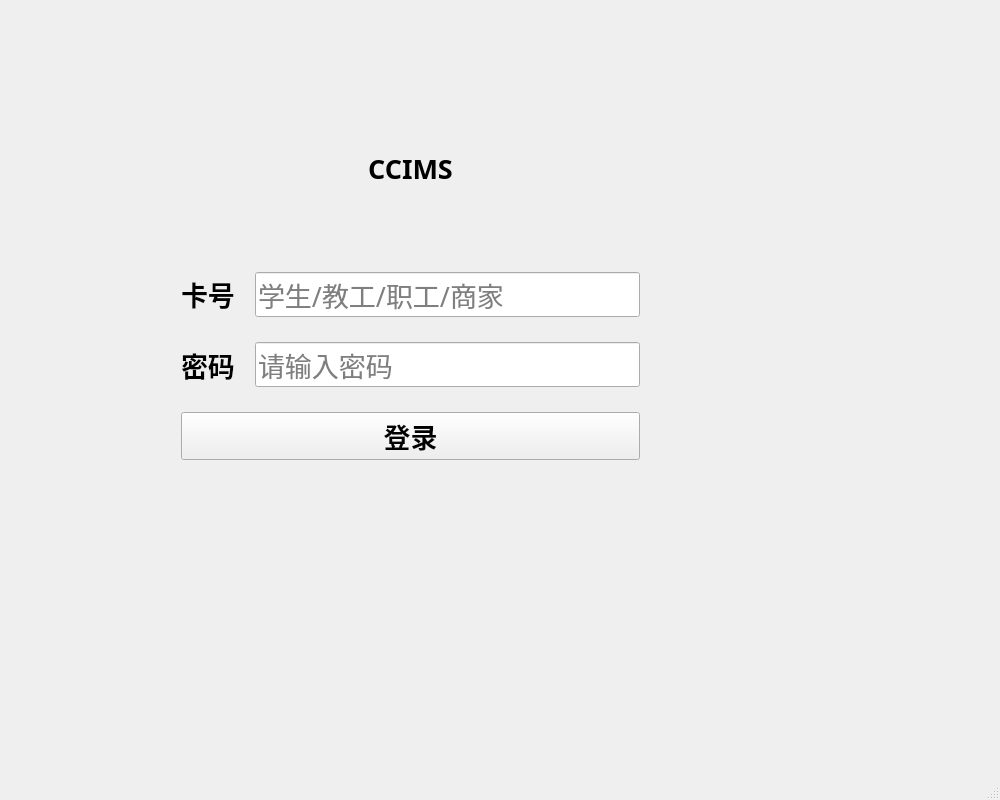
This is mainwindow.ui in liuweiky/CCIMS as Qt 5 draws it before an edit. The edited form follows.
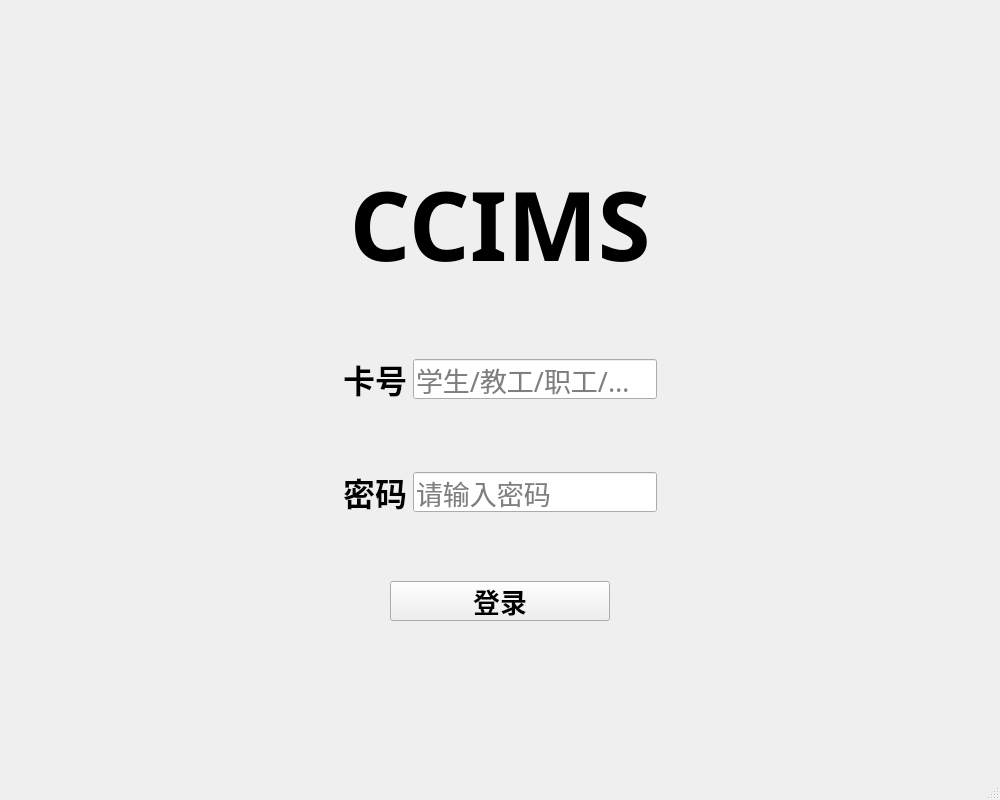
This is the edited form.

```diff
--- a/mainwindow.ui
+++ b/mainwindow.ui
@@ -6,8 +6,8 @@
    <rect>
     <x>0</x>
     <y>0</y>
-    <width>794</width>
-    <height>647</height>
+    <width>1000</width>
+    <height>800</height>
    </rect>
   </property>
   <property name="minimumSize">
@@ -20,23 +20,39 @@
    <string>MainWindow</string>
   </property>
   <widget class="QWidget" name="centralWidget">
-   <widget class="QWidget" name="verticalLayoutWidget">
-    <property name="geometry">
-     <rect>
-      <x>170</x>
-      <y>80</y>
-      <width>481</width>
-      <height>391</height>
-     </rect>
-    </property>
-    <layout class="QVBoxLayout" name="verticalLayout">
-     <property name="spacing">
-      <number>25</number>
-     </property>
-     <property name="sizeConstraint">
-      <enum>QLayout::SetMinAndMaxSize</enum>
-     </property>
-     <item>
+   <layout class="QGridLayout" name="gridLayout_2">
+    <item row="0" column="1">
+     <spacer name="verticalSpacer">
+      <property name="orientation">
+       <enum>Qt::Vertical</enum>
+      </property>
+      <property name="sizeHint" stdset="0">
+       <size>
+        <width>20</width>
+        <height>148</height>
+       </size>
+      </property>
+     </spacer>
+    </item>
+    <item row="1" column="0">
+     <spacer name="horizontalSpacer_7">
+      <property name="orientation">
+       <enum>Qt::Horizontal</enum>
+      </property>
+      <property name="sizeHint" stdset="0">
+       <size>
+        <width>290</width>
+        <height>20</height>
+       </size>
+      </property>
+     </spacer>
+    </item>
+    <item row="1" column="1">
+     <layout class="QGridLayout" name="gridLayout">
+      <property name="verticalSpacing">
+       <number>65</number>
+      </property>
+      <item row="0" column="0">
       <widget class="QLabel" name="label_3">
        <property name="font">
         <font>
@@ -47,15 +63,25 @@
         </font>
        </property>
        <property name="text">
-        <string>&lt;html&gt;&lt;head/&gt;&lt;body&gt;&lt;p align=&quot;center&quot;&gt;CCIMS&lt;/p&gt;&lt;/body&gt;&lt;/html&gt;</string>
+         <string>&lt;html&gt;&lt;head/&gt;&lt;body&gt;&lt;p align=&quot;center&quot;&gt;&lt;span style=&quot; font-size:72pt;&quot;&gt;CCIMS&lt;/span&gt;&lt;/p&gt;&lt;/body&gt;&lt;/html&gt;</string>
        </property>
       </widget>
      </item>
-     <item>
+      <item row="1" column="0">
       <layout class="QHBoxLayout" name="horizontalLayout">
-       <property name="spacing">
-        <number>20</number>
-       </property>
+        <item>
+         <spacer name="horizontalSpacer_3">
+          <property name="orientation">
+           <enum>Qt::Horizontal</enum>
+          </property>
+          <property name="sizeHint" stdset="0">
+           <size>
+            <width>40</width>
+            <height>20</height>
+           </size>
+          </property>
+         </spacer>
+        </item>
        <item>
         <widget class="QLabel" name="label">
          <property name="font">
@@ -67,12 +93,24 @@
           </font>
          </property>
          <property name="text">
-          <string>&lt;html&gt;&lt;head/&gt;&lt;body&gt;&lt;p&gt;卡号&lt;/p&gt;&lt;/body&gt;&lt;/html&gt;</string>
+           <string>&lt;html&gt;&lt;head/&gt;&lt;body&gt;&lt;p&gt;&lt;span style=&quot; font-size:24pt;&quot;&gt;卡号&lt;/span&gt;&lt;/p&gt;&lt;/body&gt;&lt;/html&gt;</string>
          </property>
         </widget>
        </item>
        <item>
         <widget class="QLineEdit" name="UserNameLineEdit">
+          <property name="minimumSize">
+           <size>
+            <width>0</width>
+            <height>40</height>
+           </size>
+          </property>
+          <property name="maximumSize">
+           <size>
+            <width>16777215</width>
+            <height>40</height>
+           </size>
+          </property>
          <property name="font">
           <font>
            <family>微软雅黑</family>
@@ -87,13 +125,36 @@
          </property>
         </widget>
        </item>
-      </layout>
-     </item>
      <item>
+         <spacer name="horizontalSpacer_5">
+          <property name="orientation">
+           <enum>Qt::Horizontal</enum>
+          </property>
+          <property name="sizeHint" stdset="0">
+           <size>
+            <width>40</width>
+            <height>20</height>
+           </size>
+          </property>
+         </spacer>
+        </item>
+       </layout>
+      </item>
+      <item row="2" column="0">
       <layout class="QHBoxLayout" name="horizontalLayout_2">
-       <property name="spacing">
-        <number>20</number>
-       </property>
+        <item>
+         <spacer name="horizontalSpacer_4">
+          <property name="orientation">
+           <enum>Qt::Horizontal</enum>
+          </property>
+          <property name="sizeHint" stdset="0">
+           <size>
+            <width>40</width>
+            <height>20</height>
+           </size>
+          </property>
+         </spacer>
+        </item>
        <item>
         <widget class="QLabel" name="label_2">
          <property name="font">
@@ -105,12 +166,24 @@
           </font>
          </property>
          <property name="text">
-          <string>密码</string>
+           <string>&lt;html&gt;&lt;head/&gt;&lt;body&gt;&lt;p&gt;&lt;span style=&quot; font-size:24pt;&quot;&gt;密码&lt;/span&gt;&lt;/p&gt;&lt;/body&gt;&lt;/html&gt;</string>
          </property>
         </widget>
        </item>
        <item>
         <widget class="QLineEdit" name="PasswordLineEdit">
+          <property name="minimumSize">
+           <size>
+            <width>0</width>
+            <height>40</height>
+           </size>
+          </property>
+          <property name="maximumSize">
+           <size>
+            <width>16777215</width>
+            <height>40</height>
+           </size>
+          </property>
          <property name="font">
           <font>
            <family>微软雅黑</family>
@@ -125,10 +198,50 @@
          </property>
         </widget>
        </item>
-      </layout>
+        <item>
+         <spacer name="horizontalSpacer_6">
+          <property name="orientation">
+           <enum>Qt::Horizontal</enum>
+          </property>
+          <property name="sizeHint" stdset="0">
+           <size>
+            <width>40</width>
+            <height>20</height>
+           </size>
+          </property>
+         </spacer>
+        </item>
+       </layout>
+      </item>
+      <item row="3" column="0">
+       <layout class="QHBoxLayout" name="horizontalLayout_3">
+        <item>
+         <spacer name="horizontalSpacer">
+          <property name="orientation">
+           <enum>Qt::Horizontal</enum>
+          </property>
+          <property name="sizeHint" stdset="0">
+           <size>
+            <width>40</width>
+            <height>20</height>
+           </size>
+          </property>
+         </spacer>
      </item>
      <item>
       <widget class="QPushButton" name="pushButton">
+          <property name="minimumSize">
+           <size>
+            <width>220</width>
+            <height>40</height>
+           </size>
+          </property>
+          <property name="maximumSize">
+           <size>
+            <width>220</width>
+            <height>40</height>
+           </size>
+          </property>
        <property name="font">
         <font>
          <family>微软雅黑</family>
@@ -142,8 +255,50 @@
        </property>
       </widget>
      </item>
-    </layout>
-   </widget>
+        <item>
+         <spacer name="horizontalSpacer_2">
+          <property name="orientation">
+           <enum>Qt::Horizontal</enum>
+          </property>
+          <property name="sizeHint" stdset="0">
+           <size>
+            <width>40</width>
+            <height>20</height>
+           </size>
+          </property>
+         </spacer>
+        </item>
+       </layout>
+      </item>
+     </layout>
+    </item>
+    <item row="1" column="2">
+     <spacer name="horizontalSpacer_8">
+      <property name="orientation">
+       <enum>Qt::Horizontal</enum>
+      </property>
+      <property name="sizeHint" stdset="0">
+       <size>
+        <width>290</width>
+        <height>20</height>
+       </size>
+      </property>
+     </spacer>
+    </item>
+    <item row="2" column="1">
+     <spacer name="verticalSpacer_2">
+      <property name="orientation">
+       <enum>Qt::Vertical</enum>
+      </property>
+      <property name="sizeHint" stdset="0">
+       <size>
+        <width>20</width>
+        <height>147</height>
+       </size>
+      </property>
+     </spacer>
+    </item>
+   </layout>
   </widget>
   <widget class="QMenuBar" name="menuBar">
    <property name="geometry">
```
Left out of the diff: 4 changed lines with no effect on the pictures. Lines whose indentation alone changed are shown as unchanged.
